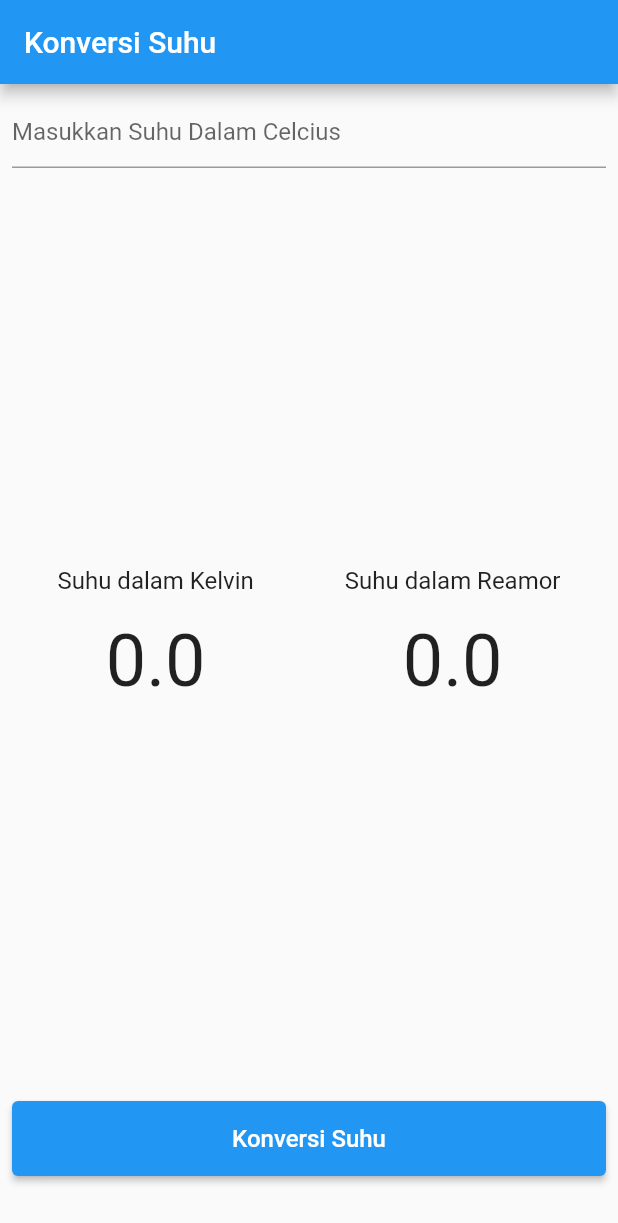
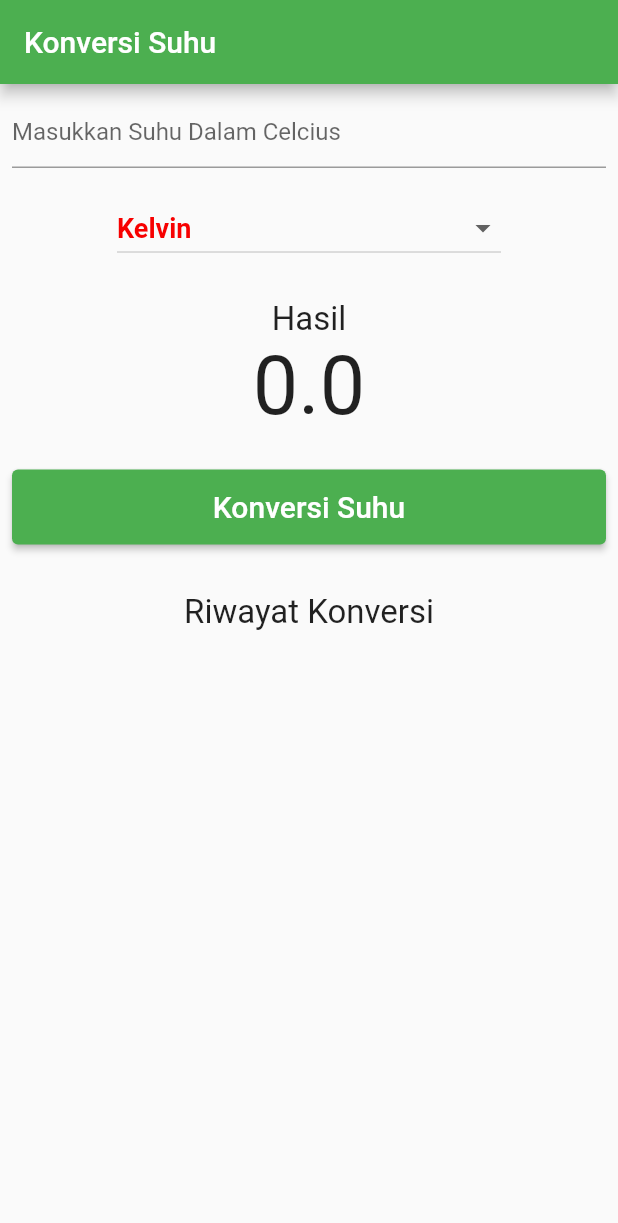
Before and after one commit to yasimaru00/suhu, a Flutter app: the screen it shows after launch, after a tap on "Konversi Suhu", on a phone screen of 412 x 824 dp. Shown: the top 1223 px of the screen. Run offline on Flutter 3.47's test engine with Material 2 defaults, Android fonts, the phone set to English and light mode, and no system bars.

Commit message:
perubahan main, membuat widget convert,hasil, histori serta list konversi suhu dengan dropdown

```diff
--- a/lib/main.dart
+++ b/lib/main.dart
@@ -1,8 +1,11 @@
 import 'package:flutter/material.dart';
 import 'package:flutter/services.dart';
-import 'package:suhu/widget/column_suhu_kelvin.dart';
-import 'package:suhu/widget/column_suhu_reamor.dart';
+// import 'package:suhu/widget/column_suhu_kelvin.dart';
+// import 'package:suhu/widget/column_suhu_reamor.dart';
 import 'package:suhu/widget/input_suhu.dart';
+import 'package:suhu/widget/convert_suhu.dart';
+import 'package:suhu/widget/histori_suhu.dart';
+import 'package:suhu/widget/hasil_suhu.dart';
 
 void main() {
   runApp(MyApp());
@@ -18,21 +21,41 @@ class _MyAppState extends State<MyApp> {
   TextEditingController inputSuhuController = TextEditingController();
 
   // Dynamic variable
+  // double _inputUser = 0;
+  // double _kelvin = 0;
+  // double _reamur = 0;
+
   double _inputUser = 0;
-  double _kelvin = 0;
-  double _reamur = 0;
+  double _hasil = 0;
 
-  String _stringKelvin = '0.0';
-  String _stringReamur = '0.0';
+  // String _stringKelvin = '0.0';
+  // String _stringReamur = '0.0';
+  String _value = 'Kelvin';
+  var listItem = ['Kelvin', 'Reamur'];
+
+  List<String> listViewItem = <String>[];
 
   void _temperatureConversion() {
     setState(() {
       _inputUser = double.parse(inputSuhuController.text);
-      _kelvin = _inputUser + 273;
-      _reamur = _inputUser * (4 / 5);
+      // _kelvin = _inputUser + 273;
+      // _reamur = _inputUser * (4 / 5);
 
-      _stringKelvin = _kelvin.toStringAsFixed(1);
-      _stringReamur = _reamur.toStringAsFixed(1);
+      // _stringKelvin = _kelvin.toStringAsFixed(1);
+      // _stringReamur = _reamur.toStringAsFixed(1);
+      if (_value == 'Kelvin') {
+        _hasil = _inputUser + 273;
+        listViewItem.add('Kelvin:$_hasil');
+      } else {
+        _hasil = (4 / 5) * _inputUser;
+        listViewItem.add('Reamur:$_hasil');
+      }
+    });
+  }
+
+  void dropdownOnChanged(String? changeValue) {
+    setState(() {
+      _value = changeValue!;
     });
   }
 
@@ -41,7 +64,7 @@ class _MyAppState extends State<MyApp> {
     return MaterialApp(
       title: 'Flutter Demo',
       theme: ThemeData(
-        primarySwatch: Colors.blue,
+        primarySwatch: Colors.green,
         visualDensity: VisualDensity.adaptivePlatformDensity,
       ),
       home: Scaffold(
@@ -54,25 +77,43 @@ class _MyAppState extends State<MyApp> {
             mainAxisAlignment: MainAxisAlignment.spaceBetween,
             children: [
               Input_Suhu(inputSuhuController: inputSuhuController),
-              Row(
-                mainAxisAlignment: MainAxisAlignment.spaceAround,
-                children: [
-                  Column_Suhu_Kelvin(stringKelvin: _stringKelvin),
-                  Column_Suhu_Reamor(stringReamur: _stringReamur),
-                ],
+              Container(
+                margin: EdgeInsets.only(top: 16),
+                width: 256,
+                child: DropdownButton<String>(
+                  isExpanded: true,
+                  items: listItem.map((String value) {
+                    return DropdownMenuItem<String>(
+                      value: value,
+                      child: Text(
+                        value,
+                        style: TextStyle(
+                            fontSize: 18,
+                            fontWeight: FontWeight.bold,
+                            color: Color.fromARGB(255, 247, 0, 0)),
+                      ),
+                    );
+                  }).toList(),
+                  value: _value,
+                  onChanged: dropdownOnChanged,
+                ),
+              ),
+              Hasil_Suhu(hasil: _hasil),
+              Convert_Suhu(
+                convertHandler: _temperatureConversion,
               ),
               Container(
-                margin: EdgeInsets.only(bottom: 32),
-                child: ElevatedButton(
-                  onPressed: _temperatureConversion,
-                  child: Text(
-                    'Konversi Suhu',
-                    style: TextStyle(fontSize: 16),
-                  ),
-                  style: ElevatedButton.styleFrom(
-                    minimumSize: Size(double.infinity, 50),
+                margin: EdgeInsets.only(bottom: 16),
+                child: Text(
+                  "Riwayat Konversi",
+                  style: TextStyle(
+                    fontSize: 22,
                   ),
                 ),
+              ),
+              Histori_Suhu(listViewItem: listViewItem),
+              Expanded(
+                child: ListView(),
               ),
             ],
           ),
--- /dev/null
+++ b/lib/widget/convert_suhu.dart
@@ -0,0 +1,27 @@
+import 'package:flutter/material.dart';
+
+class Convert_Suhu extends StatelessWidget {
+  final Function convertHandler;
+
+  const Convert_Suhu({Key? key, required this.convertHandler})
+      : super(key: key);
+
+  @override
+  Widget build(BuildContext context) {
+    return Container(
+      margin: EdgeInsets.only(bottom: 32),
+      child: ElevatedButton(
+        onPressed: () {
+          convertHandler();
+        },
+        child: Text(
+          'Konversi Suhu',
+          style: TextStyle(fontSize: 20),
+        ),
+        style: ElevatedButton.styleFrom(
+          minimumSize: Size(double.infinity, 50),
+        ),
+      ),
+    );
+  }
+}
--- /dev/null
+++ b/lib/widget/hasil_suhu.dart
@@ -0,0 +1,32 @@
+import 'package:flutter/material.dart';
+import 'package:flutter/services.dart';
+
+class Hasil_Suhu extends StatelessWidget {
+  const Hasil_Suhu({Key? key, required this.hasil}) : super(key: key);
+
+  final double hasil;
+
+  @override
+  Widget build(BuildContext context) {
+    return Container(
+      margin: EdgeInsets.only(top: 24, bottom: 24),
+      child: Column(
+        mainAxisAlignment: MainAxisAlignment.center,
+        children: [
+          Text(
+            "Hasil",
+            style: TextStyle(
+              fontSize: 22,
+            ),
+          ),
+          Text(
+            hasil.toStringAsFixed(1),
+            style: TextStyle(
+              fontSize: 54,
+            ),
+          ),
+        ],
+      ),
+    );
+  }
+}
--- /dev/null
+++ b/lib/widget/histori_suhu.dart
@@ -0,0 +1,26 @@
+import 'package:flutter/material.dart';
+
+class Histori_Suhu extends StatelessWidget {
+  const Histori_Suhu({Key? key, required this.listViewItem}) : super(key: key);
+
+  final List<String> listViewItem;
+
+  @override
+  Widget build(BuildContext context) {
+    return Expanded(
+      child: ListView(
+        children: listViewItem.map((String value) {
+          return Container(
+            margin: EdgeInsets.all(10),
+            child: Text(
+              value,
+              style: TextStyle(
+                fontSize: 18,
+              ),
+            ),
+          );
+        }).toList(),
+      ),
+    );
+  }
+}
```
